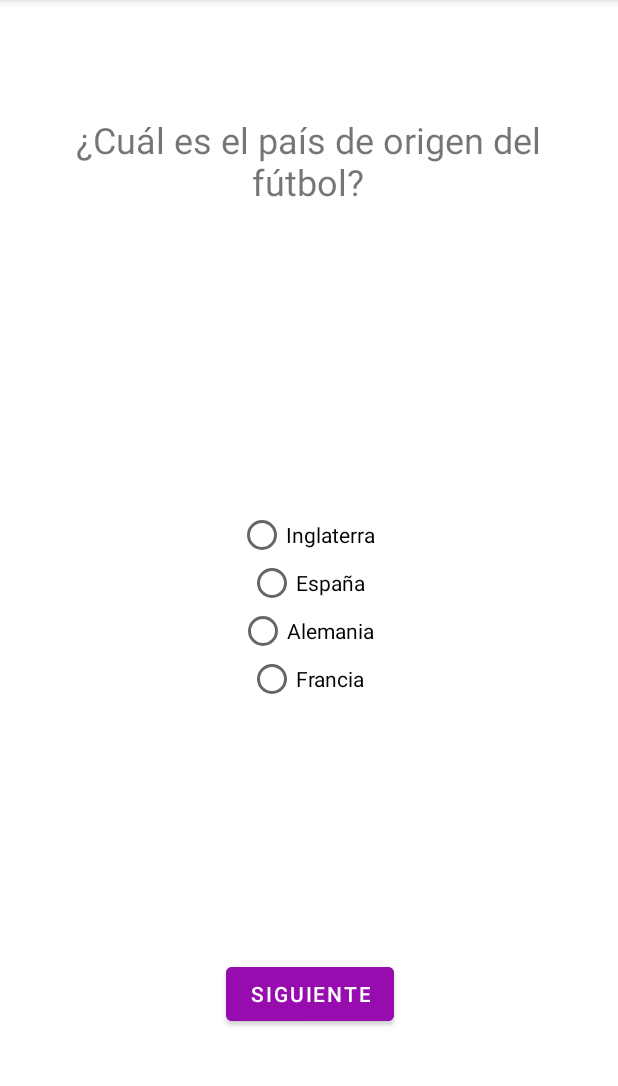
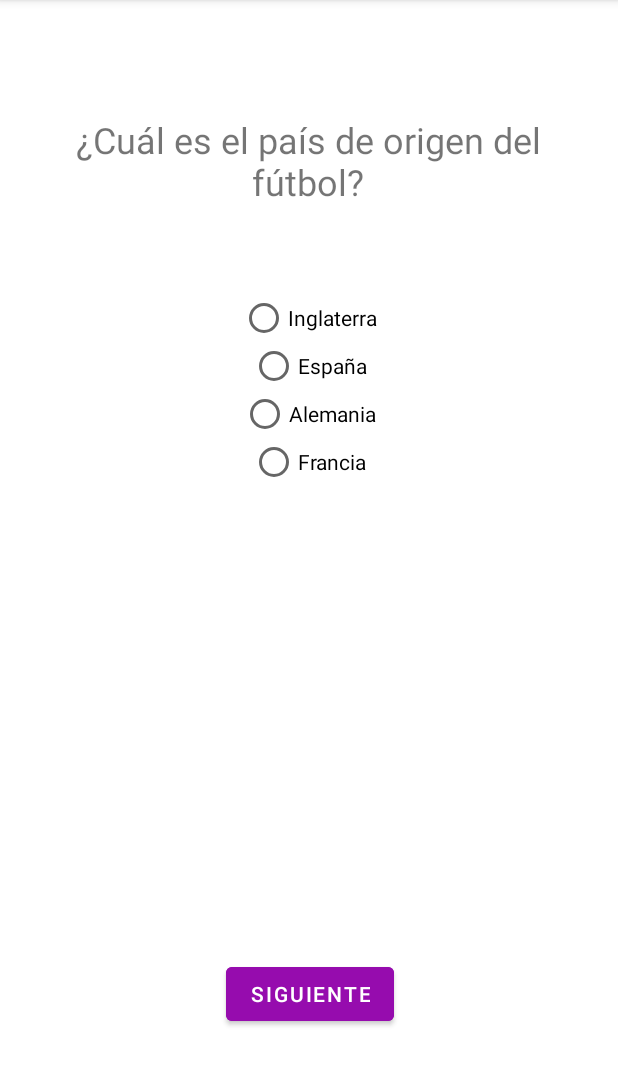
Before and after one commit to scuadrosf/AppsLab, an Android app: the MainActivity screen opened directly, with no data from a screen before it, on a phone screen of 412 x 824 dp, the part 84-1170 px from its top. Run offline under Robolectric (Android 15) with nearby library versions, the phone set to English and light mode, and no system bars.

Commit message:
boton de empezar de nuevo

```diff
--- a/P1/app/src/main/res/layout/activity_main.xml
+++ b/P1/app/src/main/res/layout/activity_main.xml
@@ -13,6 +13,7 @@
         android:layout_marginStart="150dp"
         android:layout_marginEnd="149dp"
         android:backgroundTint="@color/purplebutton"
+        android:onClick="startTrivial"
         android:text="@string/empezar_de_nuevo"
         android:visibility="invisible"
         app:layout_constraintBottom_toBottomOf="parent"
@@ -58,15 +59,14 @@
 
     <RadioGroup
         android:id="@+id/radioGroup"
-        android:gravity="center"
-        android:layout_width="321dp"
-        android:layout_height="429dp"
-        android:layout_marginStart="105dp"
-        android:layout_marginEnd="105dp"
+        android:layout_width="157dp"
+        android:layout_height="420dp"
+        android:layout_gravity="center_horizontal"
+        android:gravity="center_horizontal"
         android:orientation="vertical"
         app:layout_constraintBottom_toTopOf="@+id/nextButton"
         app:layout_constraintEnd_toEndOf="parent"
-        app:layout_constraintHorizontal_bias="0.515"
+        app:layout_constraintHorizontal_bias="0.5"
         app:layout_constraintStart_toStartOf="parent"
         app:layout_constraintTop_toBottomOf="@+id/questionTextView"
         app:layout_constraintVertical_bias="0.622">
@@ -75,6 +75,7 @@
             android:id="@+id/option1RadioButton"
             android:layout_width="wrap_content"
             android:layout_height="wrap_content"
+            android:layout_gravity="center"
             android:layout_marginStart="160dp"
             android:layout_marginEnd="164dp"
             android:text="Opción 1"
```
Also changed, not shown: P1/app/build.gradle (+6 -6 lines), P1/app/src/main/java/com/example/trivial/MainActivity.java (+11 -4 lines).
